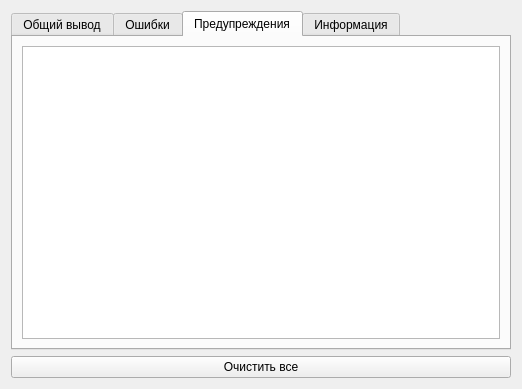
Qt form widgets/msglogwidget.ui (wepavel/BLSMark) before a commit.
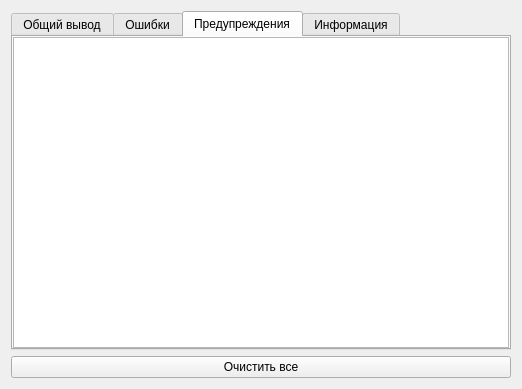
The same form after that commit. The open tabs and pages were chosen to show the change.

Diff of the .ui file:
```diff
--- a/widgets/msglogwidget.ui
+++ b/widgets/msglogwidget.ui
@@ -44,6 +44,24 @@
        <string>Предупреждения</string>
       </attribute>
       <layout class="QVBoxLayout" name="verticalLayout_4">
+       <property name="spacing">
+        <number>0</number>
+       </property>
+       <property name="sizeConstraint">
+        <enum>QLayout::SizeConstraint::SetDefaultConstraint</enum>
+       </property>
+       <property name="leftMargin">
+        <number>0</number>
+       </property>
+       <property name="topMargin">
+        <number>0</number>
+       </property>
+       <property name="rightMargin">
+        <number>0</number>
+       </property>
+       <property name="bottomMargin">
+        <number>0</number>
+       </property>
        <item>
         <widget class="QListWidget" name="lw_warnings"/>
        </item>
```
Left out of the diff: 45 changed lines with no effect on the pictures.
